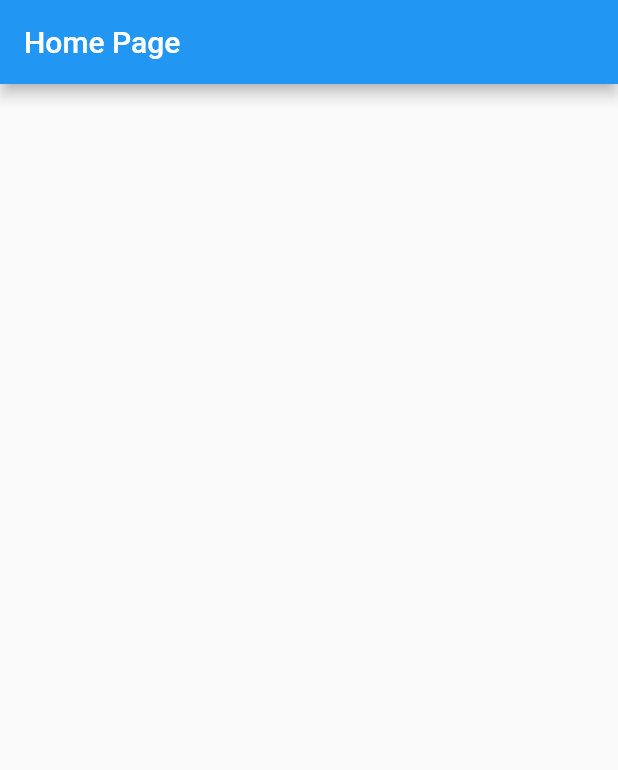
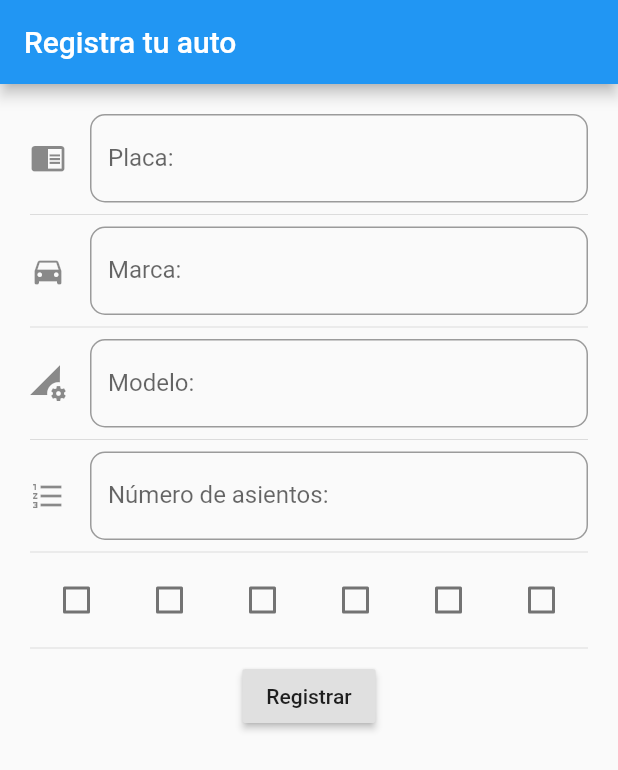
Before and after one commit to daliss228/carpooling, a Flutter app: the screen it shows after launch, on a phone screen of 412 x 824 dp. Shown: the top 770 px of the screen. Run offline on Flutter 3.47's test engine with Material 2 defaults, Android fonts, the phone set to English and light mode, and no system bars; project files that could hold a hidden picture were left out.

Commit message:
Creacion interfaz de registro de automovil

```diff
--- a/lib/main.dart
+++ b/lib/main.dart
@@ -12,7 +12,7 @@ class MyApp extends StatelessWidget {
       theme: ThemeData(
         primarySwatch: Colors.blue,
       ),
-      initialRoute: '/',
+      initialRoute: 'regAuto',
       routes: getAplicationRoutes(),
     );
   }
--- /dev/null
+++ b/lib/src/pages/registro_auto_page.dart
@@ -0,0 +1,201 @@
+import 'package:flutter/material.dart';
+
+class RegistroAutoPage extends StatefulWidget {
+  @override
+  _RegistroAutoPageState createState() => _RegistroAutoPageState();
+}
+
+class _RegistroAutoPageState extends State<RegistroAutoPage> {
+
+  bool verde = false;
+  bool azul = false;
+  bool red = false;
+  bool gris = false;
+  bool blaco = false;
+  bool negro = false;
+
+
+  @override
+  Widget build(BuildContext context) {
+    return Scaffold(
+      appBar: AppBar(
+        title: Text('Registra tu auto'),
+      ),
+      body: SingleChildScrollView(
+        child: Container(
+          padding: EdgeInsets.all(20.0),
+          child: Column(
+            children: <Widget>[
+              _placa(),
+              Divider(),
+              _marca(),
+              Divider(),
+              _modelo(),
+              Divider(),
+              _numAsientos(),
+              Divider(),
+              _color(),
+              Divider(),
+              RaisedButton(
+                child: Text('Registrar'),
+                onPressed: (){}
+              )
+
+            ],
+          ),
+        ),
+      ),
+    );
+  }
+
+  Widget _placa(){
+    return TextField(
+      textCapitalization: TextCapitalization.sentences,
+      decoration: InputDecoration(
+        border: OutlineInputBorder(
+          borderRadius: BorderRadius.circular(10.0),
+        ),
+        hintText: "Ejemplo de placa: ABC-1234",
+        labelText: "Placa:",
+        icon: Icon(Icons.chrome_reader_mode)
+      ),
+    );
+  }
+  Widget _marca(){
+    return TextField(
+      textCapitalization: TextCapitalization.sentences,
+      decoration: InputDecoration(
+        border: OutlineInputBorder(
+          borderRadius: BorderRadius.circular(10.0),
+        ),
+        hintText: "Ejemplo de marca: Chevrolet",
+        labelText: "Marca:",
+        icon: Icon(Icons.directions_car)
+      ),
+    );
+  }
+  Widget _modelo(){
+    return TextField(
+      textCapitalization: TextCapitalization.sentences,
+      decoration: InputDecoration(
+        border: OutlineInputBorder(
+          borderRadius: BorderRadius.circular(10.0),
+        ),
+        hintText: "Ejemplo de modelo: Aveo",
+        labelText: "Modelo:",
+        icon: Icon(Icons.perm_data_setting)
+      ),
+    );
+  }
+  Widget _numAsientos(){
+    return TextField(
+      textCapitalization: TextCapitalization.sentences,
+      decoration: InputDecoration(
+        border: OutlineInputBorder(
+          borderRadius: BorderRadius.circular(10.0),
+        ),
+        hintText: "Ejemplo de número de asientos: 3",
+        labelText: "Número de asientos:",
+        icon: Icon(Icons.format_list_numbered)
+      ),
+    );
+  }
+
+
+  Widget _color(){
+    return Container(
+      child: Table(
+        children: [
+          TableRow(
+            children: [
+              Checkbox(
+                value: red,
+                onChanged: (bool valor){
+                  setState(() {
+                    verde = false;
+                    azul = false;
+                    red = valor;
+                    gris = false;
+                    blaco = false;
+                    negro = false;
+                  });
+                }
+              ),
+              Checkbox(
+                value: blaco,
+                onChanged: (bool valor){
+                  setState(() {
+                    verde = false;
+                    azul = false;
+                    red = false;
+                    gris = false;
+                    blaco = valor;
+                    negro = false;
+                  });
+                }
+              ),
+              Checkbox(
+                value: negro,
+                onChanged: (bool valor){
+                  setState(() {
+                    verde = false;
+                    azul = false;
+                    red = false;
+                    gris = false;
+                    blaco = false;
+                    negro = valor;
+                  });
+                }
+              ),
+              Checkbox(
+                value: gris,
+                onChanged: (bool valor){
+                  setState(() {
+                    verde = false;
+                    azul = false;
+                    red = false;
+                    gris = valor;
+                    blaco = false;
+                    negro = false;
+                  });
+                }
+              ),
+              Checkbox(
+                value: verde,
+                onChanged: (bool valor){
+                  setState(() {
+                    verde = valor;
+                    azul = false;
+                    red = false;
+                    gris = false;
+                    blaco = false;
+                    negro = false;
+                  });
+                }
+              ),
+              Checkbox(
+                value: azul,
+                onChanged: (bool valor){
+                  setState(() {
+                    azul = valor;
+                    verde = false;
+                    red = false;
+                    gris = false;
+                    blaco = false;
+                    negro = false;
+                  });
+                }
+              ),
+            ]
+          )
+        ],
+      ),
+    );
+  }
+
+
+
+
+
+
+}
--- a/lib/src/routes/routes.dart
+++ b/lib/src/routes/routes.dart
@@ -1,8 +1,10 @@
 import 'package:flutter/material.dart';
 import 'package:flutter_carpooling/src/pages/home_page.dart';
+import 'package:flutter_carpooling/src/pages/registro_auto_page.dart';
 
 Map<String, WidgetBuilder> getAplicationRoutes (){
   return <String, WidgetBuilder>{
-        '/': (BuildContext context) => HomePage(),
+        '/'       : (BuildContext context) => HomePage(),
+        'regAuto' : (BuildContext context) => RegistroAutoPage(),
       };
 }
```
